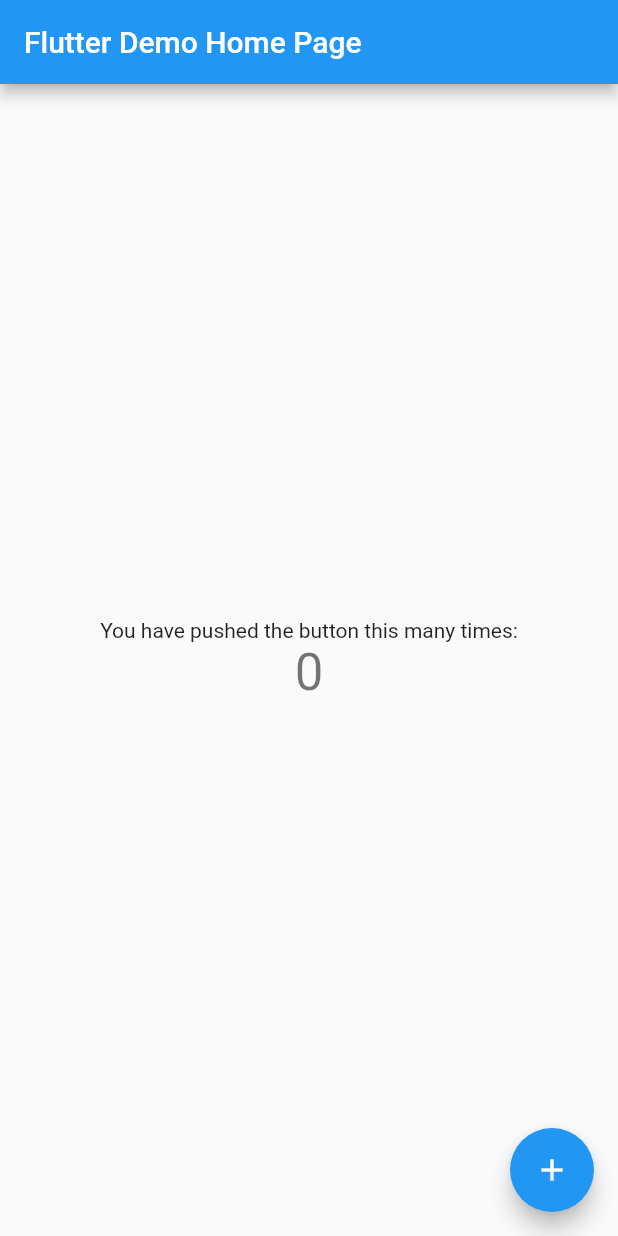
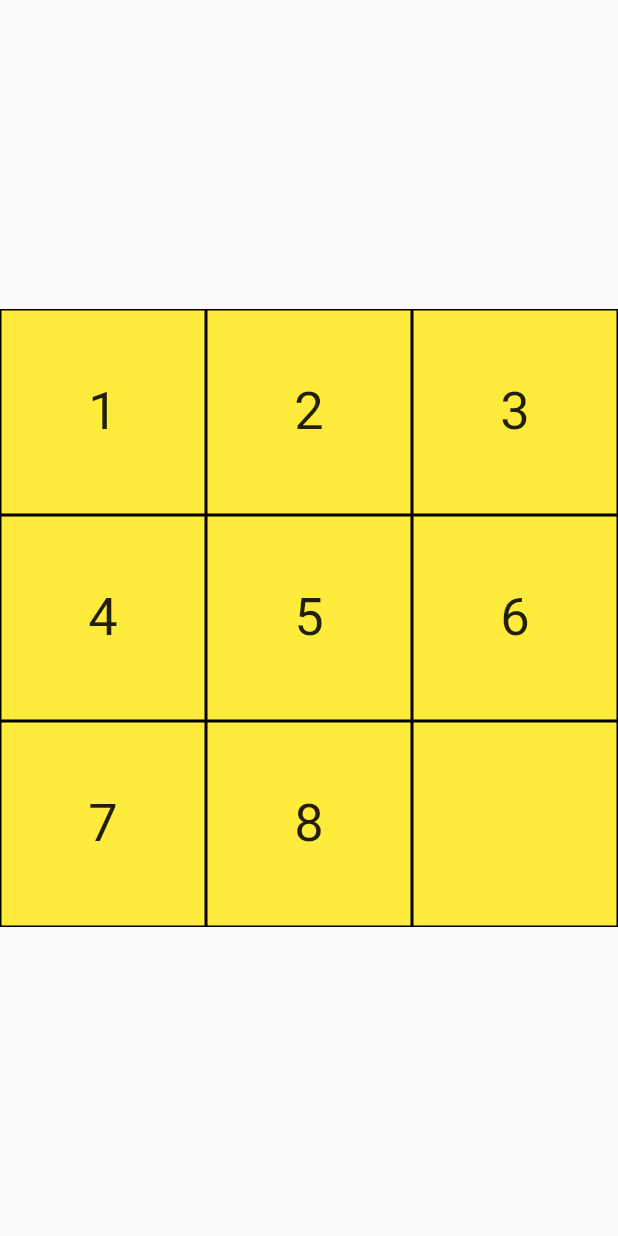
Before and after one commit to digitalnomadacademy/puzzl, a Flutter app: the screen it shows after launch, on a phone screen of 412 x 824 dp. Run offline on Flutter 3.47's test engine with Material 2 defaults, Android fonts, the phone set to English and light mode, and no system bars.

Commit message:
numbers positioned corectly

```diff
--- a/lib/main.dart
+++ b/lib/main.dart
@@ -1,113 +1,113 @@
 import 'package:flutter/material.dart';
 
 void main() {
-  runApp(MyApp());
+  runApp(Puzzl());
 }
 
-class MyApp extends StatelessWidget {
-  // This widget is the root of your application.
+class Puzzl extends StatelessWidget {
   @override
   Widget build(BuildContext context) {
     return MaterialApp(
-      title: 'Flutter Demo',
-      theme: ThemeData(
-        // This is the theme of your application.
-        //
-        // Try running your application with "flutter run". You'll see the
-        // application has a blue toolbar. Then, without quitting the app, try
-        // changing the primarySwatch below to Colors.green and then invoke
-        // "hot reload" (press "r" in the console where you ran "flutter run",
-        // or simply save your changes to "hot reload" in a Flutter IDE).
-        // Notice that the counter didn't reset back to zero; the application
-        // is not restarted.
-        primarySwatch: Colors.blue,
-      ),
-      home: MyHomePage(title: 'Flutter Demo Home Page'),
+      home: PuzzlPage(),
     );
   }
 }
 
-class MyHomePage extends StatefulWidget {
-  MyHomePage({Key key, this.title}) : super(key: key);
+class PuzzlPage extends StatefulWidget {
+  @override
+  _PuzzlPageState createState() => _PuzzlPageState();
+}
 
-  // This widget is the home page of your application. It is stateful, meaning
-  // that it has a State object (defined below) that contains fields that affect
-  // how it looks.
-
-  // This class is the configuration for the state. It holds the values (in this
-  // case the title) provided by the parent (in this case the App widget) and
-  // used by the build method of the State. Fields in a Widget subclass are
-  // always marked "final".
-
-  final String title;
+class _PuzzlPageState extends State<PuzzlPage> {
+  double size = 0;
+  List<int> numbers = [1, 2, 3, 4, 5, 6, 7, 8, 9];
 
   @override
-  _MyHomePageState createState() => _MyHomePageState();
-}
+  void initState() {
+    super.initState();
+    _initSize();
+  }
 
-class _MyHomePageState extends State<MyHomePage> {
-  int _counter = 0;
-
-  void _incrementCounter() {
+  void _initSize() async {
+    await Future(() {});
     setState(() {
-      // This call to setState tells the Flutter framework that something has
-      // changed in this State, which causes it to rerun the build method below
-      // so that the display can reflect the updated values. If we changed
-      // _counter without calling setState(), then the build method would not be
-      // called again, and so nothing would appear to happen.
-      _counter++;
+      size = MediaQuery.of(context).size.width;
     });
   }
 
   @override
   Widget build(BuildContext context) {
-    // This method is rerun every time setState is called, for instance as done
-    // by the _incrementCounter method above.
-    //
-    // The Flutter framework has been optimized to make rerunning build methods
-    // fast, so that you can just rebuild anything that needs updating rather
-    // than having to individually change instances of widgets.
     return Scaffold(
-      appBar: AppBar(
-        // Here we take the value from the MyHomePage object that was created by
-        // the App.build method, and use it to set our appbar title.
-        title: Text(widget.title),
-      ),
-      body: Center(
-        // Center is a layout widget. It takes a single child and positions it
-        // in the middle of the parent.
-        child: Column(
-          // Column is also a layout widget. It takes a list of children and
-          // arranges them vertically. By default, it sizes itself to fit its
-          // children horizontally, and tries to be as tall as its parent.
-          //
-          // Invoke "debug painting" (press "p" in the console, choose the
-          // "Toggle Debug Paint" action from the Flutter Inspector in Android
-          // Studio, or the "Toggle Debug Paint" command in Visual Studio Code)
-          // to see the wireframe for each widget.
-          //
-          // Column has various properties to control how it sizes itself and
-          // how it positions its children. Here we use mainAxisAlignment to
-          // center the children vertically; the main axis here is the vertical
-          // axis because Columns are vertical (the cross axis would be
-          // horizontal).
-          mainAxisAlignment: MainAxisAlignment.center,
-          children: <Widget>[
-            Text(
-              'You have pushed the button this many times:',
-            ),
-            Text(
-              '$_counter',
-              style: Theme.of(context).textTheme.headline4,
-            ),
-          ],
+      body: SafeArea(
+        child: Center(
+          child: Container(
+            width: size ?? 0,
+            height: size ?? 0,
+            color: Colors.yellow,
+            child: Stack(children: _getChildren()),
+          ),
         ),
       ),
-      floatingActionButton: FloatingActionButton(
-        onPressed: _incrementCounter,
-        tooltip: 'Increment',
-        child: Icon(Icons.add),
-      ), // This trailing comma makes auto-formatting nicer for build methods.
+    );
+  }
+
+  List<Widget> _getChildren() {
+    return numbers
+        .map((numberInt) => Align(
+              alignment:
+                  _calculateAlignmentForIndex(numbers.indexOf(numberInt)),
+              child: Number(
+                number: numberInt,
+                size: size / 3,
+              ),
+            ))
+        .toList();
+  }
+
+  _calculateAlignmentForIndex(int index) {
+    double x, y;
+    if (index <= 2) {
+      y = -1;
+    } else if (index <= 5) {
+      y = 0;
+    } else {
+      y = 1;
+    }
+
+    var factor = index % 3;
+    print('index $index got factor $factor');
+    if (factor == 0) {
+      x = -1;
+    } else if (factor == 1) {
+      x = 0;
+    } else {
+      x = 1;
+    }
+
+    return Alignment(x, y);
+  }
+}
+
+class Number extends StatelessWidget {
+  final double size;
+  final int number;
+
+  const Number({Key key, this.size, this.number}) : super(key: key);
+
+  @override
+  Widget build(BuildContext context) {
+    return Container(
+      width: size,
+      height: size,
+      decoration: BoxDecoration(border: Border.all()),
+      child: number == 9
+          ? Container()
+          : Center(
+              child: Text(
+                number.toString(),
+                style: TextStyle(fontSize: 35),
+              ),
+            ),
     );
   }
 }
```
